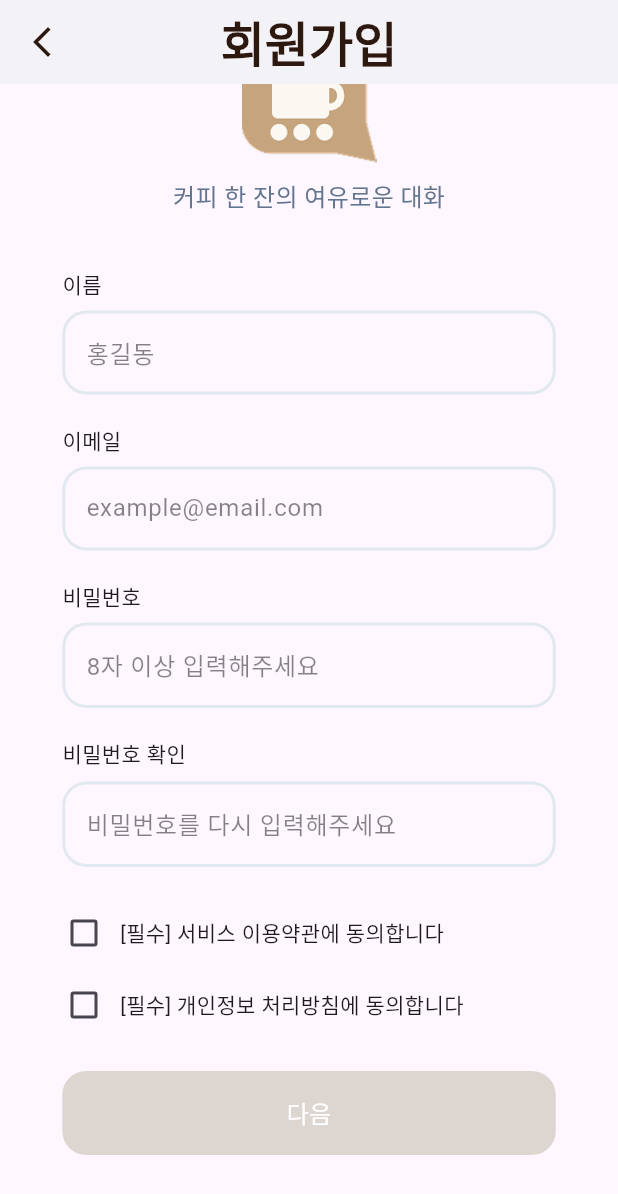
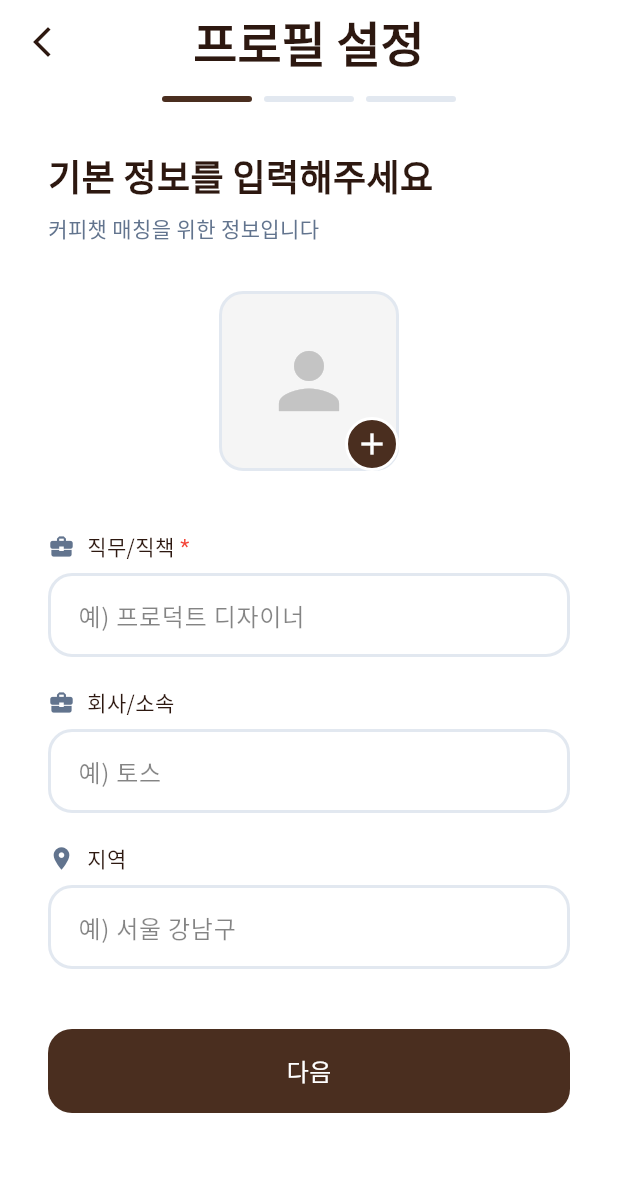
Before and after one commit to project-A-A/AA-APP, a Flutter app: the RegisterScreen screen opened directly, scrolled down 77 dp, after a tap on "다음", on a phone screen of 412 x 824 dp. Shown: the top 1194 px of the screen. Run offline on Flutter 3.47's test engine with Material 3 defaults, Android fonts, the phone set to English and light mode, and no system bars; our stand-ins replace flutter_svg, image_picker; Roboto replaces fonts that are missing (NotoSansKR); project files that could hold a hidden picture were left out.

Commit message:
fix: 프로필 기본 정보 입력 페이지 UI git commit 세팅 에러(해결)

```diff
--- /dev/null
+++ b/lib/screen/profile_setting/profile_info.dart
@@ -0,0 +1,306 @@
+import 'package:flutter/material.dart';
+import 'package:project_aa/screen/profile_setting/profile_intro.dart';
+import 'package:project_aa/utils/utils.dart';
+import 'package:image_picker/image_picker.dart';
+import 'dart:io';
+
+class ProfileInfoScreen extends StatefulWidget {
+  const ProfileInfoScreen({super.key});
+
+  @override
+  State<ProfileInfoScreen> createState() => _ProfileInfoScreenState();
+}
+
+class _ProfileInfoScreenState extends State<ProfileInfoScreen> {
+  final TextEditingController jobController = TextEditingController();
+  final TextEditingController companyController = TextEditingController();
+  final TextEditingController regionController = TextEditingController();
+  File? _profileImage;
+  final ImagePicker _picker = ImagePicker();
+
+  Future<void> _pickImage() async {
+    try {
+      final XFile? image = await _picker.pickImage(
+        source: ImageSource.gallery,
+        maxWidth: 512,
+        maxHeight: 512,
+        imageQuality: 80,
+      );
+      if (image != null) {
+        setState(() {
+          _profileImage = File(image.path);
+        });
+      }
+    } catch (e) {
+      print('이미지 선택 오류: $e');
+    }
+  }
+
+  @override
+  Widget build(BuildContext context) {
+    return Scaffold(
+      backgroundColor: Colors.white,
+      appBar: AppBar(
+        backgroundColor: Colors.white,
+        elevation: 0,
+        leading: IconButton(
+          icon: Icon(Icons.arrow_back_ios_new, color: Color(0xff2D1810)),
+          onPressed: () => Navigator.pop(context),
+        ),
+        centerTitle: true,
+        title: Text(
+          '프로필 설정',
+          style: TextStyle(
+            fontFamily: 'Noto Sans KR',
+            fontSize: 32,
+            fontWeight: FontWeight.w900,
+            color: Color(0xff2D1810),
+          ),
+        ),
+        bottom: PreferredSize(
+          preferredSize: Size.fromHeight(20),
+          child: Padding(
+            padding: const EdgeInsets.only(bottom: 8.0),
+            child: Row(
+              mainAxisAlignment: MainAxisAlignment.center,
+              children: [
+                Container(
+                  width: 60,
+                  height: 4,
+                  decoration: BoxDecoration(
+                    color: Color(0xff4A2E1F),
+                    borderRadius: BorderRadius.circular(2),
+                  ),
+                ),
+                SizedBox(width: 8),
+                Container(
+                  width: 60,
+                  height: 4,
+                  decoration: BoxDecoration(
+                    color: Color(0xffE2E8F0),
+                    borderRadius: BorderRadius.circular(2),
+                  ),
+                ),
+                SizedBox(width: 8),
+                Container(
+                  width: 60,
+                  height: 4,
+                  decoration: BoxDecoration(
+                    color: Color(0xffE2E8F0),
+                    borderRadius: BorderRadius.circular(2),
+                  ),
+                ),
+              ],
+            ),
+          ),
+        ),
+      ),
+      body: SingleChildScrollView(
+        child: Padding(
+          padding: const EdgeInsets.symmetric(horizontal: 32, vertical: 24),
+          child: Column(
+            crossAxisAlignment: CrossAxisAlignment.start,
+            children: [
+              Text(
+                '기본 정보를 입력해주세요',
+                style: TextStyle(
+                  fontFamily: 'Noto Sans KR',
+                  fontSize: 24,
+                  fontWeight: FontWeight.w700,
+                  color: Color(0xff2D1810),
+                ),
+              ),
+              SizedBox(height: 8),
+              Text(
+                '커피챗 매칭을 위한 정보입니다',
+                style: TextStyle(
+                  fontFamily: 'Noto Sans KR',
+                  fontSize: 14,
+                  fontWeight: FontWeight.w400,
+                  color: Color(0xff62748E),
+                ),
+              ),
+              SizedBox(height: 32),
+              Center(
+                child: Stack(
+                  children: [
+                    Container(
+                      width: 120,
+                      height: 120,
+                      decoration: BoxDecoration(
+                        color: Color(0xffF5F5F5),
+                        borderRadius: BorderRadius.circular(16),
+                        border: Border.all(
+                          color: Color(0xffE2E8F0),
+                          width: 2,
+                        ),
+                      ),
+                      child: _profileImage != null
+                          ? ClipOval(
+                        child: Image.file(
+                          _profileImage!,
+                          fit: BoxFit.cover,
+                        ),
+                      )
+                          : Icon(
+                        Icons.person,
+                        size: 60,
+                        color: Color(0xffC4C4C4),
+                      ),
+                    ),
+                    Positioned(
+                      right: 0,
+                      bottom: 0,
+                      child: GestureDetector(
+                        onTap: _pickImage,
+                        child: Container(
+                          width: 36,
+                          height: 36,
+                          decoration: BoxDecoration(
+                            shape: BoxShape.circle,
+                            color: Color(0xff4A2E1F),
+                            border: Border.all(
+                              color: Colors.white,
+                              width: 2,
+                            ),
+                          ),
+                          child: Icon(
+                            Icons.add,
+                            color: Colors.white,
+                            size: 24,
+                          ),
+                        ),
+                      ),
+                    ),
+                  ],
+                ),
+              ),
+              SizedBox(height: 40),
+              _buildTextField(
+                label: '직무/직책',
+                hint: '예) 프로덕트 디자이너',
+                controller: jobController,
+                icon: Icons.business_center,
+                isRequired: true,
+              ),
+              SizedBox(height: 20),
+              _buildTextField(
+                label: '회사/소속',
+                hint: '예) 토스',
+                controller: companyController,
+                icon: Icons.business_center,
+                isRequired: false,
+              ),
+              SizedBox(height: 20),
+              _buildTextField(
+                label: '지역',
+                hint: '예) 서울 강남구',
+                controller: regionController,
+                icon: Icons.location_on,
+                isRequired: false,
+              ),
+              SizedBox(height: 40),
+              GestureDetector(
+                onTap: () {
+                  //profile_intro.dart
+                },
+                child: Container(
+                  width: double.infinity,
+                  height: 56,
+                  decoration: BoxDecoration(
+                    color: Color(0xff4A2E1F),
+                    borderRadius: BorderRadius.circular(16),
+                  ),
+                  alignment: Alignment.center,
+                  child: Text(
+                    '다음',
+                    style: TextStyle(
+                      color: Colors.white,
+                      fontSize: 16,
+                      fontWeight: FontWeight.w400,
+                      fontFamily: 'Noto Sans KR',
+                    ),
+                  ),
+                ),
+              ),
+              SizedBox(height: 24),
+            ],
+          ),
+        ),
+      ),
+    );
+  }
+
+  Widget _buildTextField({
+    required String label,
+    required String hint,
+    required TextEditingController controller,
+    required IconData icon,
+    required bool isRequired,
+  }) {
+    return Column(
+      crossAxisAlignment: CrossAxisAlignment.start,
+      children: [
+        Row(
+          children: [
+            Icon(
+              icon,
+              size: 18,
+              color: Color(0xff62748E),
+            ),
+            SizedBox(width: 8),
+            Text(
+              label,
+              style: TextStyle(
+                fontWeight: FontWeight.w400,
+                fontSize: 14,
+                fontFamily: 'Noto Sans KR',
+                color: Color(0xff2D1810),
+              ),
+            ),
+            if (isRequired)
+              Text(
+                ' *',
+                style: TextStyle(
+                  fontWeight: FontWeight.w400,
+                  fontSize: 14,
+                  color: Colors.red,
+                ),
+              ),
+          ],
+        ),
+        SizedBox(height: 8),
+        TextFormField(
+          controller: controller,
+          cursorColor: Color(0xff2D1810),
+          decoration: InputDecoration(
+            enabledBorder: OutlineInputBorder(
+              borderSide: BorderSide(color: Color(0xffE2E8F0), width: 2),
+              borderRadius: BorderRadius.circular(16),
+            ),
+            focusedBorder: OutlineInputBorder(
+              borderSide: BorderSide(color: Color(0xffE2E8F0), width: 2),
+              borderRadius: BorderRadius.circular(16),
+            ),
+            hintText: hint,
+            hintStyle: TextStyle(
+              fontWeight: FontWeight.w400,
+              fontSize: 16,
+              fontFamily: 'Noto Sans KR',
+              color: Color(0xff0A0A0A).withOpacity(0.5),
+            ),
+            contentPadding: EdgeInsets.symmetric(horizontal: 16, vertical: 16),
+          ),
+        ),
+      ],
+    );
+  }
+
+  @override
+  void dispose() {
+    jobController.dispose();
+    companyController.dispose();
+    regionController.dispose();
+    super.dispose();
+  }
+}
--- a/lib/screen/register.dart
+++ b/lib/screen/register.dart
@@ -116,7 +116,13 @@ class _RegisterScreenState extends State<RegisterScreen> {
                     //         }
                     //       }
                     //     : null,
-                    onTap: () {;
+                    onTap: () {
+                      Navigator.push(
+                        context,
+                        MaterialPageRoute(
+                          builder: (context) => ProfileInfoScreen(),
+                        ),
+                      );
                     },
                     child: Container(
                       width: 329,
```
